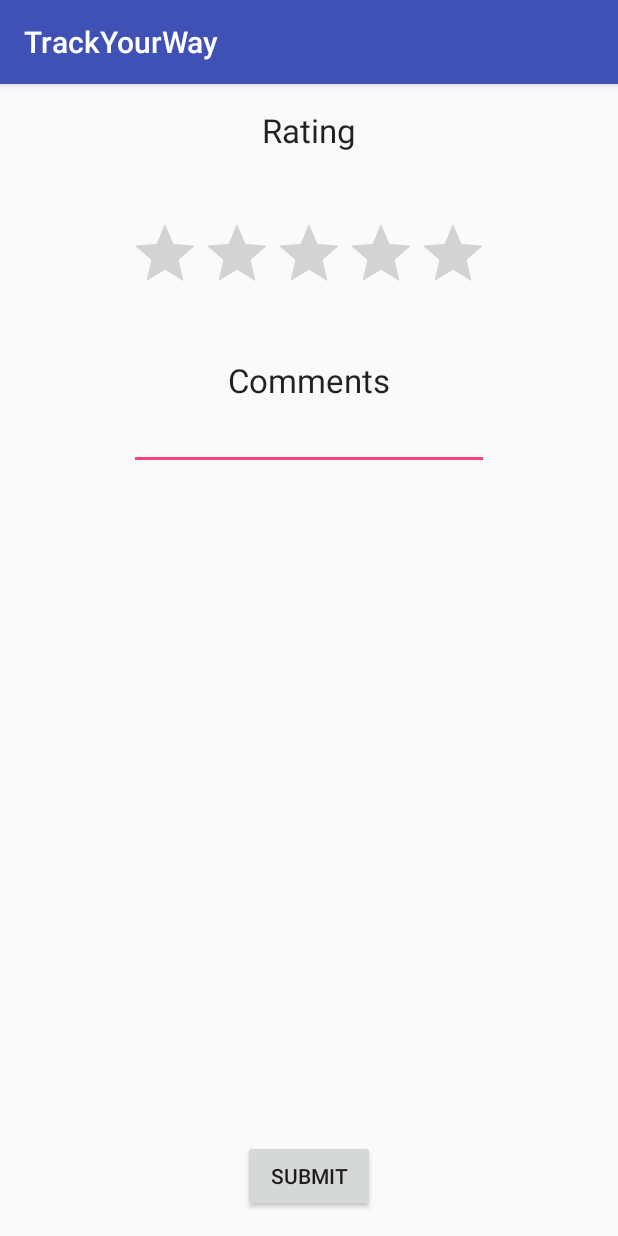
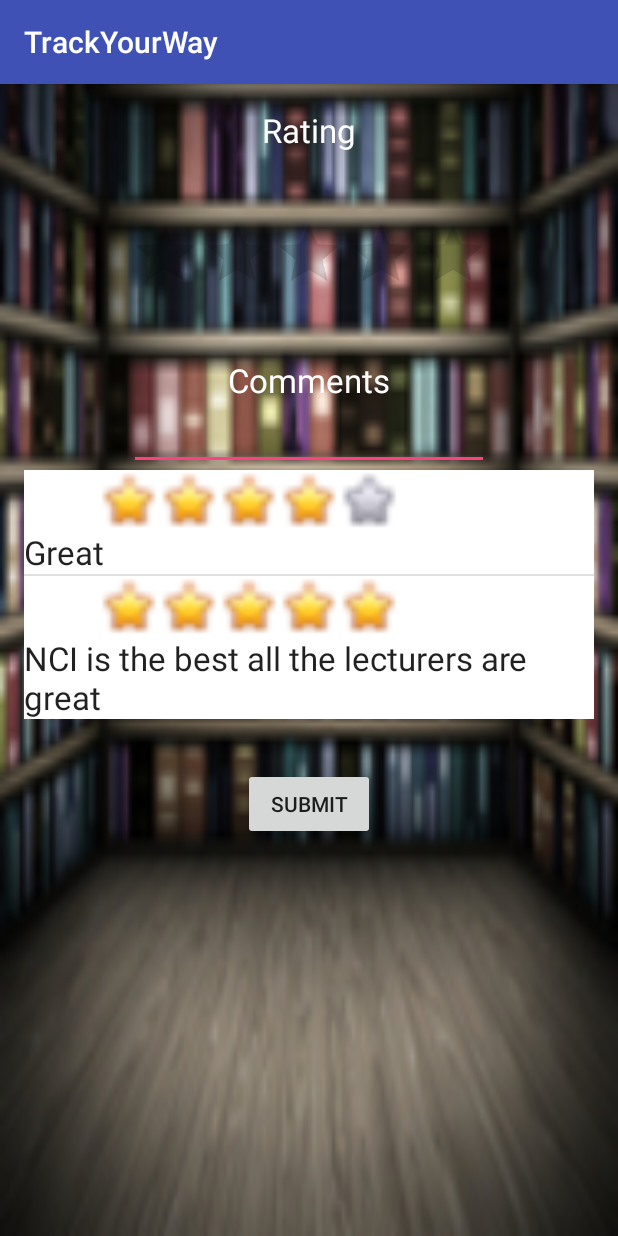
Before and after one commit to halamidi/TrackYourWay, an Android app: the Comments_Rating_Activity screen opened directly, with no data from a screen before it, on a phone screen of 412 x 824 dp. Run offline under Robolectric (Android 15) with nearby library versions, the phone set to English and light mode, and no system bars.

Commit message:
update
Comments Ratings displays image and text on list view

```diff
--- a/app/src/main/java/randomcompany/trackyourway/Comments_Rating_Activity.java
+++ b/app/src/main/java/randomcompany/trackyourway/Comments_Rating_Activity.java
@@ -2,12 +2,69 @@ package randomcompany.trackyourway;
 
 import android.support.v7.app.AppCompatActivity;
 import android.os.Bundle;
+import android.view.View;
+import android.view.ViewGroup;
+import android.widget.ArrayAdapter;
+import android.widget.ImageView;
+import android.widget.ListView;
+import android.widget.TextView;
+
+import java.util.ArrayList;
+import java.util.List;
 
 public class Comments_Rating_Activity extends AppCompatActivity {
+
+    private List<Ratings> myRatings = new ArrayList<Ratings>();
+
 
     @Override
     protected void onCreate(Bundle savedInstanceState) {
         super.onCreate(savedInstanceState);
         setContentView(R.layout.activity_comments__rating_);
+
+        populateRatingsList();
+        populateListView();
     }
+
+    private void populateRatingsList() {
+        myRatings.add(new Ratings("Great", R.drawable.stars4));
+        myRatings.add(new Ratings("NCI is the best all the lecturers are great", R.drawable.stars5));
+    }
+
+    private void populateListView() {
+        ArrayAdapter<Ratings> adapter = new MyListAdapter();
+        ListView list = (ListView) findViewById(R.id.ratingListView);
+        list.setAdapter(adapter);
+    }
+
+    private class MyListAdapter extends ArrayAdapter<Ratings>{
+
+        public MyListAdapter(){
+            super(Comments_Rating_Activity.this,R.layout.item_view, myRatings);
+        }
+
+        @Override
+        public View getView(int position, View convertView, ViewGroup parent){
+            //Make sure our view works may have passed null
+            View itemView = convertView;
+            if(itemView == null){
+                itemView = getLayoutInflater().inflate(R.layout.item_view, parent, false);
+            }
+
+            //Find The Rating to use
+            Ratings currentRating = myRatings.get(position);
+
+            //fill the list view
+            ImageView imageView = (ImageView)itemView.findViewById(R.id.item_rating_icon);
+            imageView.setImageResource(currentRating.getIconID());
+
+            //Comment
+            TextView commentText = (TextView) itemView.findViewById(R.id.item_comment_txt);
+            commentText.setText(currentRating.getComment());
+
+            return itemView;
+        }
+
+    }
+
 }
--- /dev/null
+++ b/app/src/main/java/randomcompany/trackyourway/Ratings.java
@@ -0,0 +1,24 @@
+package randomcompany.trackyourway;
+
+/**
+ * Created by Evan on 09/03/2016.
+ */
+public class Ratings {
+    private String comment;
+    private int iconID;
+
+    public Ratings(String comment, int iconID) {
+        super();
+        this.comment = comment;
+        this.iconID = iconID;
+    }
+
+    public String getComment() {
+        return comment;
+    }
+
+    public int getIconID(){
+        return iconID;
+    }
+
+}
--- a/app/src/main/res/layout/activity_comments__rating_.xml
+++ b/app/src/main/res/layout/activity_comments__rating_.xml
@@ -7,6 +7,7 @@
     android:paddingLeft="@dimen/activity_horizontal_margin"
     android:paddingRight="@dimen/activity_horizontal_margin"
     android:paddingTop="@dimen/activity_vertical_margin"
+    android:background="@drawable/background"
     tools:context="randomcompany.trackyourway.Comments_Rating_Activity">
 
     <TextView
@@ -16,7 +17,9 @@
         android:text="Rating"
         android:id="@+id/textView20"
         android:layout_alignParentTop="true"
-        android:layout_centerHorizontal="true" />
+        android:layout_centerHorizontal="true"
+        android:textColor="#fdfefd"
+        />
 
     <RatingBar
         android:layout_width="wrap_content"
@@ -34,15 +37,18 @@
         android:id="@+id/textView21"
         android:layout_below="@+id/ratingBar"
         android:layout_centerHorizontal="true"
-        android:layout_marginTop="36dp" />
+        android:layout_marginTop="36dp"
+        android:textColor="#ffffff"
+        />
 
     <Button
         android:layout_width="wrap_content"
         android:layout_height="wrap_content"
         android:text="Submit"
         android:id="@+id/button3"
-        android:layout_alignParentBottom="true"
-        android:layout_centerHorizontal="true" />
+        android:layout_alignParentBottom="false"
+        android:layout_centerHorizontal="true"
+        android:layout_marginTop="440dp" />
 
     <EditText
         android:layout_width="wrap_content"
@@ -50,14 +56,17 @@
         android:id="@+id/editText"
         android:layout_below="@+id/textView21"
         android:layout_alignStart="@+id/ratingBar"
-        android:layout_alignEnd="@+id/ratingBar" />
+        android:layout_alignEnd="@+id/ratingBar"
 
-    <ExpandableListView
+        />
+
+    <ListView
         android:layout_width="wrap_content"
         android:layout_height="wrap_content"
-        android:id="@+id/expandableListView"
+        android:id="@+id/ratingListView"
         android:layout_below="@+id/editText"
         android:layout_centerHorizontal="true"
-        android:layout_above="@+id/button3" />
+        android:layout_marginBottom="40dp"
+        android:background="#ffffff" />
 
 </RelativeLayout>
--- a/app/src/main/res/layout/activity_main.xml
+++ b/app/src/main/res/layout/activity_main.xml
@@ -5,12 +5,14 @@
     android:layout_width="match_parent"
     android:layout_height="match_parent"
     android:fitsSystemWindows="true"
-    tools:context="randomcompany.trackyourway.MainActivity">
+    tools:context="randomcompany.trackyourway.MainActivity"
+    >
 
     <android.support.design.widget.AppBarLayout
         android:layout_width="match_parent"
         android:layout_height="wrap_content"
-        android:theme="@style/AppTheme.AppBarOverlay">
+        android:theme="@style/AppTheme.AppBarOverlay"
+        >
 
 
     </android.support.design.widget.AppBarLayout>
--- /dev/null
+++ b/app/src/main/res/layout/item_view.xml
@@ -0,0 +1,25 @@
+<?xml version="1.0" encoding="utf-8"?>
+<RelativeLayout xmlns:android="http://schemas.android.com/apk/res/android"
+    android:layout_width="match_parent"
+    android:layout_height="match_parent"
+    android:id="@+id/RelativeLayout">
+
+    <ImageView
+        android:layout_width="wrap_content"
+        android:layout_height="wrap_content"
+        android:id="@+id/item_rating_icon"
+        android:layout_alignParentTop="true"
+        android:layout_alignParentStart="true"
+        android:src="@drawable/stars4"
+        android:minHeight="40dp"
+        android:minWidth="300dp" />
+
+    <TextView
+        android:layout_width="wrap_content"
+        android:layout_height="wrap_content"
+        android:textAppearance="?android:attr/textAppearanceLarge"
+        android:text="Comment Displays Here..."
+        android:id="@+id/item_comment_txt"
+        android:layout_below="@+id/item_rating_icon"
+        android:layout_alignParentStart="true" />
+</RelativeLayout>
```
Also changed, not shown: app/src/main/res/layout/activity_college__info_.xml (+42 -1 lines), app/src/main/res/layout/activity_register.xml (+24 -12 lines), app/src/main/res/layout/comments_rating_items.xml (added, +16 -0 lines), app/src/main/res/layout/loginuser.xml (+7 -4 lines), app/src/main/res/drawable/stars4.gif (added), app/src/main/res/drawable/stars5.gif (added).
